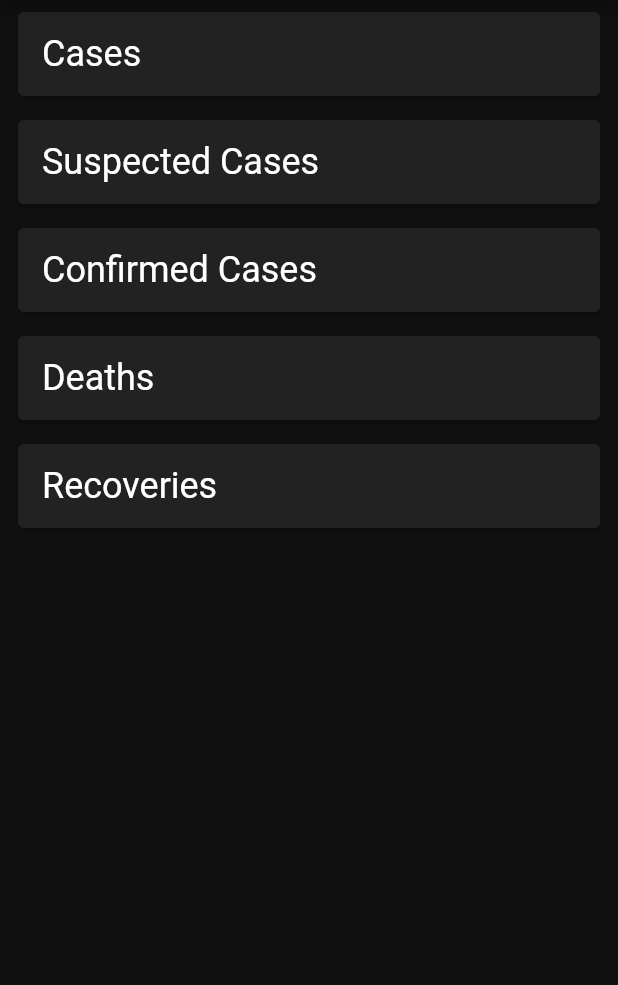
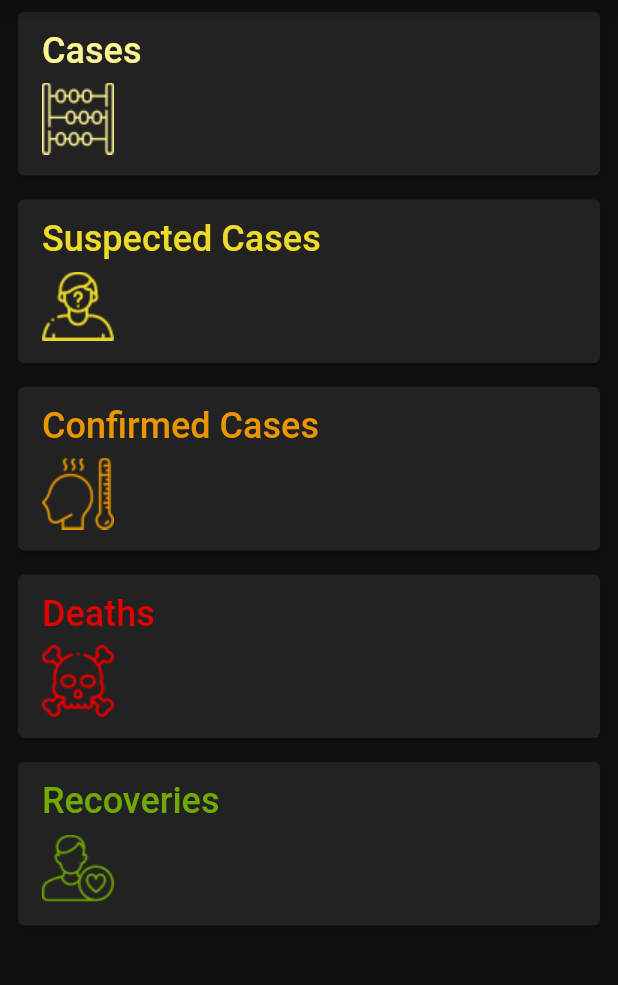
Before and after one commit to pdxmike/coronavirus_flutter, a Flutter app: the screen it shows after launch, on a phone screen of 412 x 824 dp, the part 84-1069 px from its top. Run offline on Flutter 3.47's test engine with Material 2 defaults, Android fonts, the phone set to English and light mode, and no system bars; network calls fail.

Commit message:
Add styling to cards

```diff
--- a/lib/app/ui/endpoint_card.dart
+++ b/lib/app/ui/endpoint_card.dart
@@ -16,10 +16,10 @@ class EndpointCard extends StatelessWidget {
   static Map<Endpoint, EndpointCardData> _cardsData = {
     Endpoint.cases:
         EndpointCardData('Cases', 'assets/count.png', Color(0xFFFFF492)),
-    Endpoint.casesSuspected:
-        EndpointCardData('Suspected Cases', 'assets/suspect.png', Color(0xFFEEDA28)),
-    Endpoint.casesConfirmed:
-        EndpointCardData('Confirmed Cases', 'assets/fever.png', Color(0xFFE99600)),
+    Endpoint.casesSuspected: EndpointCardData(
+        'Suspected Cases', 'assets/suspect.png', Color(0xFFEEDA28)),
+    Endpoint.casesConfirmed: EndpointCardData(
+        'Confirmed Cases', 'assets/fever.png', Color(0xFFE99600)),
     Endpoint.deaths:
         EndpointCardData('Deaths', 'assets/death.png', Color(0xFFE40000)),
     Endpoint.recovered:
@@ -33,18 +33,39 @@ class EndpointCard extends StatelessWidget {
       padding: const EdgeInsets.symmetric(horizontal: 8.0, vertical: 4.0),
       child: Card(
         child: Padding(
-          padding: const EdgeInsets.symmetric(horizontal: 16.0, vertical: 8.0),
-          child: Row(
-            mainAxisAlignment: MainAxisAlignment.spaceBetween,
+          padding: const EdgeInsets.symmetric(horizontal: 16.0, vertical: 12.0),
+          child: Column(
+            crossAxisAlignment: CrossAxisAlignment.start, // left align
             children: <Widget>[
               Text(
                 cardData.title,
-                style: Theme.of(context).textTheme.headline,
+                style: Theme.of(context).textTheme.headline.copyWith(
+                      color: cardData.color,
+                      fontWeight: FontWeight.w500,
+                    ),
               ),
-              Text(
-                value != null ? value.toString() : '',
-                style: Theme.of(context).textTheme.display1,
-              )
+              SizedBox(height: 5), // slight space between header and icon
+              SizedBox(
+                // wrapping the row in this SizedBox let's me set a standard height since icons are different heights
+                // Rows height are normally defined by the largest height object in the row
+                height: 52,
+                child: Row(
+                  mainAxisAlignment: MainAxisAlignment.spaceBetween,
+                  crossAxisAlignment: CrossAxisAlignment.center,
+                  children: <Widget>[
+                    Image.asset(
+                      cardData.assetName,
+                      color: cardData.color,
+                    ),
+                    Text(
+                      value != null ? value.toString() : '',
+                      style: Theme.of(context).textTheme.display1.copyWith(
+                            color: cardData.color,
+                          ),
+                    )
+                  ],
+                ),
+              ),
             ],
           ),
         ),
```
